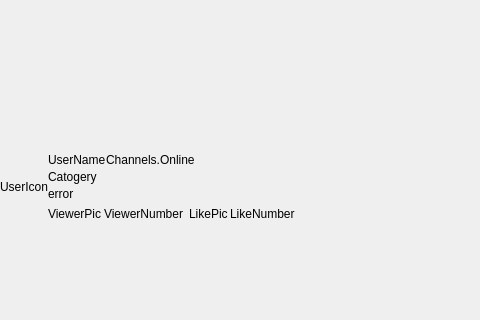
naver/prism-live-studio, file src/prism-live-studio/PRISMLiveStudio/prism-ui/channels/ChannelsDataApi/ChannelCapsule.ui: the form before one commit; both pictures show x 0 to 480 and y 92 to 412 of the 895 by 558 pixel window.
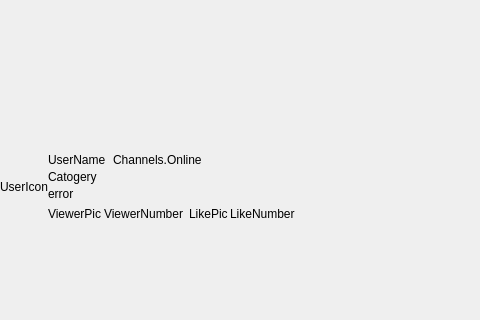
The form after the commit. Custom widgets are drawn as their Qt base class.

Patch:
```diff
--- a/src/prism-live-studio/PRISMLiveStudio/prism-ui/channels/ChannelsDataApi/ChannelCapsule.ui
+++ b/src/prism-live-studio/PRISMLiveStudio/prism-ui/channels/ChannelsDataApi/ChannelCapsule.ui
@@ -185,6 +185,13 @@
               </property>
              </widget>
             </item>
+            <item>
+             <widget class="QLabel" name="OutputDirection">
+              <property name="text">
+               <string/>
+              </property>
+             </widget>
+            </item>
             <item>
              <widget class="QLabel" name="StateActive">
               <property name="sizePolicy">
```
